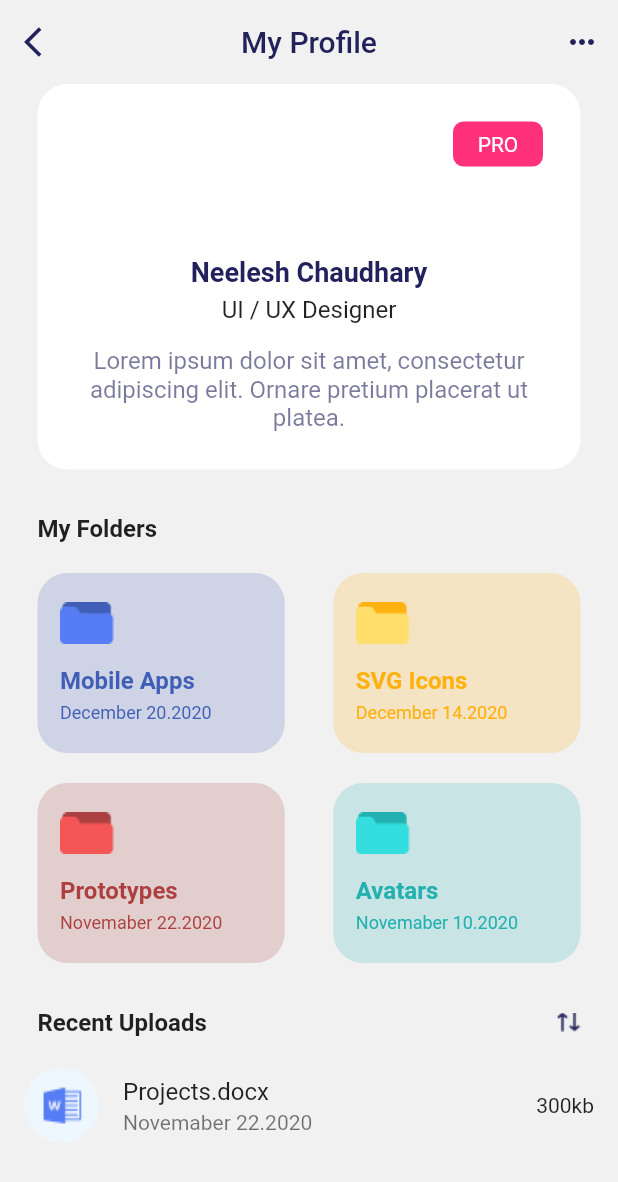
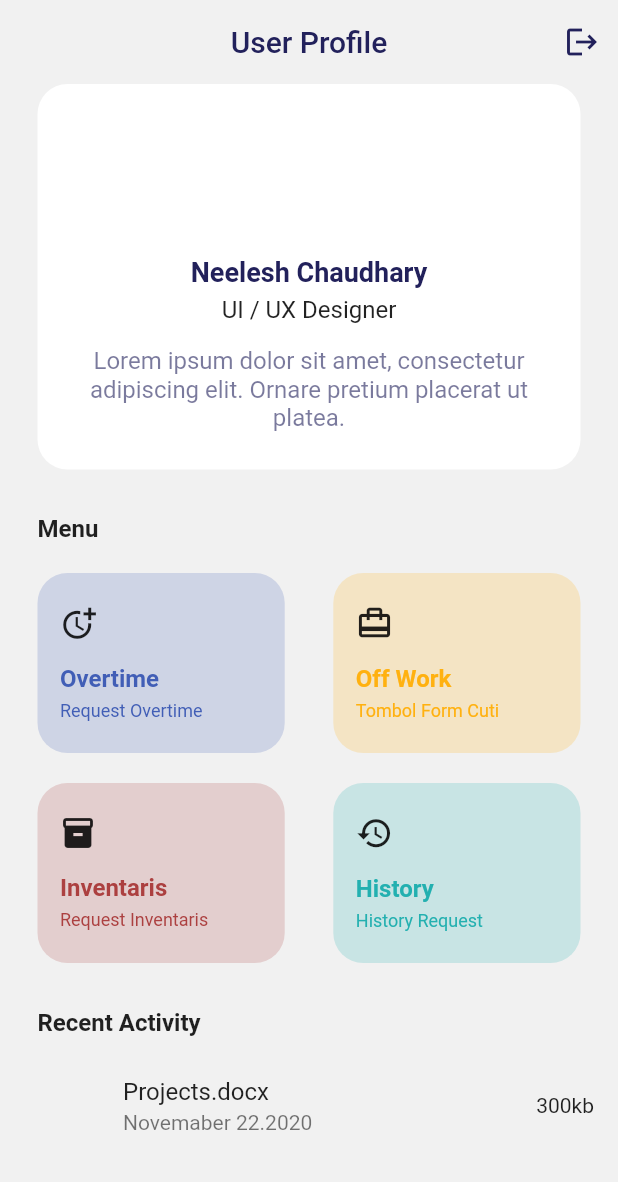
Before and after one commit to Hildan2002/aplikasi_hrd, a Flutter app: the screen it shows once a user with an empty profile is signed in, on a phone screen of 412 x 824 dp. Shown: the top 1182 px of the screen. Run offline on Flutter 3.47's test engine with Material 2 defaults, Android fonts, the phone set to English and light mode, and no system bars; our stand-ins replace firebase_auth, firebase_core, flutter_svg, get; accounts and stored records are empty.

Commit message:
update baru fix bug UI mobile_body.dart

```diff
--- a/lib/dashboard/responsive_desktop/mobile_body.dart
+++ b/lib/dashboard/responsive_desktop/mobile_body.dart
@@ -1,6 +1,7 @@
 import 'package:aplikasi_hrd/dashboard/constant.dart';
 import 'package:aplikasi_hrd/dashboard/util/my_box.dart';
 import 'package:aplikasi_hrd/dashboard/util/my_tile.dart';
+import 'package:firebase_auth/firebase_auth.dart';
 import 'package:flutter/material.dart';
 import 'package:get/get.dart';
 
@@ -14,30 +15,35 @@ class MobileScaffold extends StatefulWidget {
 class _MobileScaffoldState extends State<MobileScaffold> {
   @override
   Widget build(BuildContext context) {
+    Future<void> _signOut() async {
+      await FirebaseAuth.instance.signOut();
+    }
 
     return Scaffold(
       backgroundColor: Color(0xFFF1f1f1),
       appBar: AppBar(
         elevation: 0,
         backgroundColor: Color(0xFFF1f1f1),
-        leading: IconButton(
-          onPressed: () {},
-          icon: Icon(
-            Icons.arrow_back_ios,
-            color: Color(0xFF22215B),
-          ),
-        ),
+        // leading: IconButton(
+        //   onPressed: () {},
+        //   icon: Icon(
+        //     Icons.arrow_back_ios,
+        //     color: Color(0xFF22215B),
+        //   ),
+        // ),
         title: Text(
-          'My Profile',
+          'User Profile',
           style: TextStyle(
             color: Color(0xFF22215B),
           ),
         ),
         actions: [
           IconButton(
-            onPressed: () {},
+            onPressed: (){
+              _signOut();
+              },
             icon: Icon(
-              Icons.more_horiz,
+              Icons.logout,
               color: Color(0xFF22215B),
             ),
           ),
@@ -92,25 +98,25 @@ class _MobileScaffoldState extends State<MobileScaffold> {
                     ),
                   ],
                 ),
-                Align(
-                  alignment: Alignment.topRight,
-                  child: Container(
-                    width: 60,
-                    height: 30,
-                    decoration: BoxDecoration(
-                      color: Color(0xFFFF317B),
-                      borderRadius: BorderRadius.circular(7),
-                    ),
-                    child: Center(
-                      child: Text(
-                        "PRO",
-                        style: TextStyle(
-                          color: Colors.white,
-                        ),
-                      ),
-                    ),
-                  ),
-                ),
+                // Align(
+                //   alignment: Alignment.topRight,
+                //   child: Container(
+                //     width: 60,
+                //     height: 30,
+                //     decoration: BoxDecoration(
+                //       color: Color(0xFFFF317B),
+                //       borderRadius: BorderRadius.circular(7),
+                //     ),
+                //     child: Center(
+                //       child: Text(
+                //         "PRO",
+                //         style: TextStyle(
+                //           color: Colors.white,
+                //         ),
+                //       ),
+                //     ),
+                //   ),
+                // ),
               ],
             ),
           ),
@@ -121,7 +127,7 @@ class _MobileScaffoldState extends State<MobileScaffold> {
               mainAxisAlignment: MainAxisAlignment.spaceBetween,
               children: [
                 Text(
-                  "My Folders",
+                  "Menu",
                   style: TextStyle(
                     fontSize: 16,
                     fontWeight: FontWeight.bold,
@@ -148,15 +154,15 @@ class _MobileScaffoldState extends State<MobileScaffold> {
               mainAxisAlignment: MainAxisAlignment.spaceBetween,
               children: [
                 CardFolder(
-                  image: Image.asset("assets/icons/folder-415EB6.png"),
-                  title: "Mobile Apps",
-                  date: "December 20.2020",
+                  image: const Icon(Icons.more_time_sharp, size: 25,),
+                  title: "Overtime",
+                  date: "Request Overtime",
                   color: Color(0xFF415EB6),
                 ),
                 CardFolder(
-                  image: Image.asset("assets/icons/folder-FFB110.png"),
-                  title: "SVG Icons",
-                  date: "December 14.2020",
+                  image: const Icon(Icons.card_travel, size: 25,),
+                  title: "Off Work",
+                  date: "Tombol Form Cuti",
                   color: Color(0xFFFFB110),
                 ),
               ],
@@ -169,15 +175,16 @@ class _MobileScaffoldState extends State<MobileScaffold> {
               mainAxisAlignment: MainAxisAlignment.spaceBetween,
               children: [
                 CardFolder(
-                  image: Image.asset("assets/icons/folder-AC4040.png"),
-                  title: "Prototypes",
-                  date: "Novemaber 22.2020",
+                  image: const Icon(Icons.inventory),
+                  title: "Inventaris",
+                  date: "Request Inventaris",
                   color: Color(0xFFAC4040),
                 ),
                 CardFolder(
-                  image: Image.asset("assets/icons/folder-23B0B0.png"),
-                  title: "Avatars",
-                  date: "Novemaber 10.2020",
+                  image: const Icon(Icons.history, size: 25,),
+                  // image: Image.asset("assets/icons/folder-23B0B0.png"),
+                  title: "History",
+                  date: "History Request",
                   color: Color(0xFF23B0B0),
                 ),
               ],
@@ -190,13 +197,13 @@ class _MobileScaffoldState extends State<MobileScaffold> {
               mainAxisAlignment: MainAxisAlignment.spaceBetween,
               children: [
                 Text(
-                  "Recent Uploads",
+                  "Recent Activity",
                   style: TextStyle(
                     fontSize: 16,
                     fontWeight: FontWeight.bold,
                   ),
                 ),
-                Image.asset("assets/icons/sort.png"),
+                // Image.asset("assets/icons/sort.png"),
               ],
             ),
           ),
@@ -205,10 +212,10 @@ class _MobileScaffoldState extends State<MobileScaffold> {
             leading: Container(
               width: 50,
               height: 50,
-              child: Image.asset(
-                "assets/icons/word.png",
-                fit: BoxFit.cover,
-              ),
+              // child: Image.asset(
+              //   "assets/icons/word.png",
+              //   fit: BoxFit.cover,
+              // ),
             ),
             title: Text("Projects.docx"),
             subtitle: Text("Novemaber 22.2020"),
@@ -232,7 +239,7 @@ class CardFolder extends StatelessWidget {
   final String title;
   final String date;
   final Color color;
-  final Image image;
+  final Icon image;
 
   @override
   Widget build(BuildContext context) {
```
Also changed, not shown: firebase.json (added), 2 other files.
